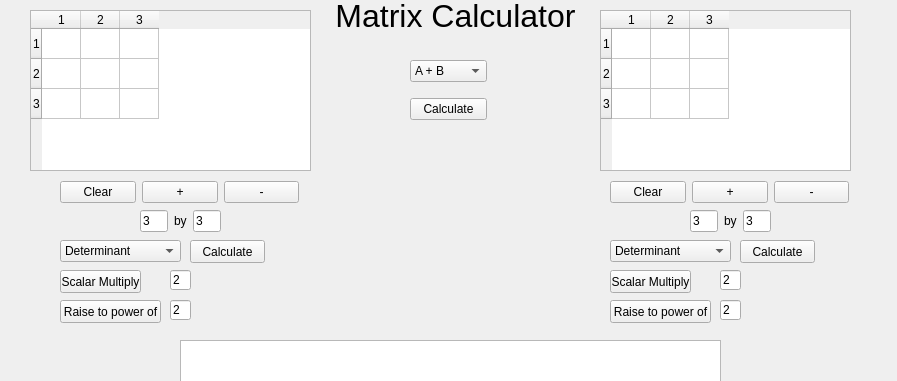
justinhay14/Matrix-Calulator-cpp, file mainwindow.ui: the form before one commit; both pictures show x 0 to 897 and y 0 to 381 of the 897 by 661 pixel window.
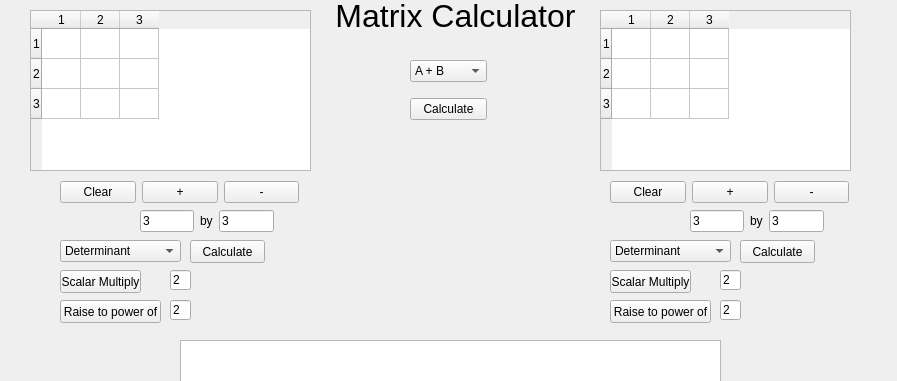
The form after the commit.

Commit message: added correct tab order

Patch:
```diff
--- a/mainwindow.ui
+++ b/mainwindow.ui
@@ -681,7 +681,7 @@
      <rect>
       <x>690</x>
       <y>210</y>
-      <width>81</width>
+      <width>134</width>
       <height>22</height>
      </rect>
     </property>
@@ -709,12 +709,12 @@
      </item>
     </layout>
    </widget>
-   <widget class="QWidget" name="">
+   <widget class="QWidget" name="layoutWidget">
     <property name="geometry">
      <rect>
       <x>140</x>
       <y>210</y>
-      <width>81</width>
+      <width>134</width>
       <height>22</height>
      </rect>
     </property>
```
Left out of the diff: 26 changed lines with no effect on the pictures.
